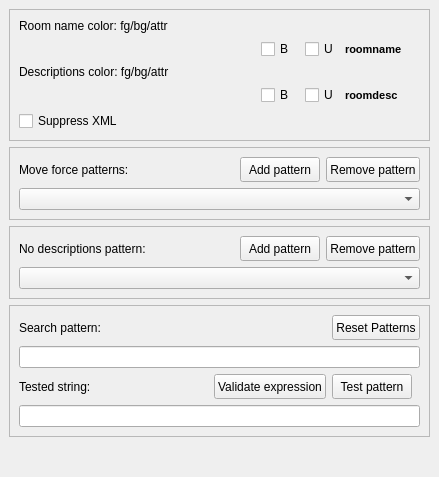
First picture: the form in src/preferences/parserpage.ui, repository MUME/MMapper, before the edit.
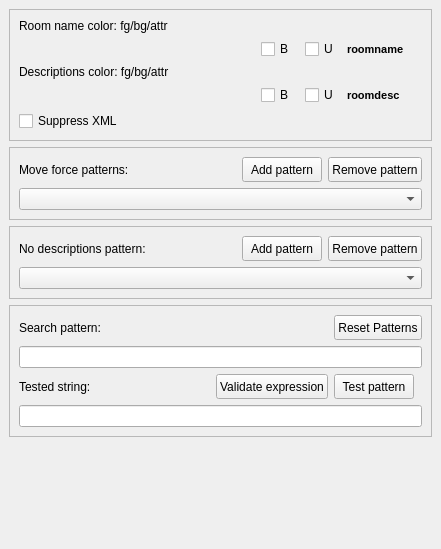
Second picture: the form after the edit. Custom widgets are drawn as their Qt base class.

```diff
--- a/src/preferences/parserpage.ui
+++ b/src/preferences/parserpage.ui
@@ -2,6 +2,14 @@
 <ui version="4.0">
  <class>ParserPage</class>
  <widget class="QWidget" name="ParserPage">
+  <property name="geometry">
+   <rect>
+    <x>0</x>
+    <y>0</y>
+    <width>441</width>
+    <height>549</height>
+   </rect>
+  </property>
   <property name="sizePolicy">
    <sizepolicy hsizetype="Minimum" vsizetype="Minimum">
     <horstretch>0</horstretch>
```
Left out of the diff: 39 changed lines with no effect on the pictures.
